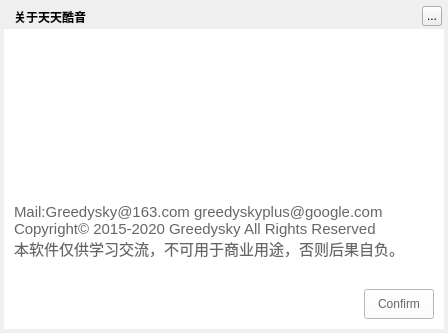
Above: TTKModule/TTKWidget/musicUiKits/musicWidgetKits/musicmessageaboutdialog.ui from Greedysky/TTKMusicPlayer before the change. Below: the same form after it.
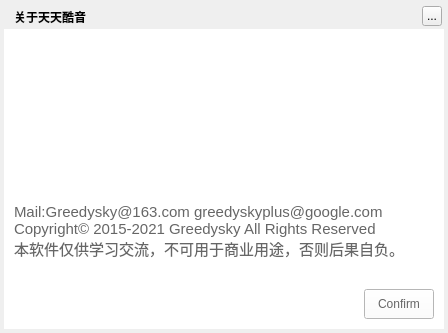
That is the form after the change.

Commit message: refactor: Update copyright and format[479650]

Diff of the .ui file:
```diff
--- a/TTKModule/TTKWidget/musicUiKits/musicWidgetKits/musicmessageaboutdialog.ui
+++ b/TTKModule/TTKWidget/musicUiKits/musicWidgetKits/musicmessageaboutdialog.ui
@@ -104,7 +104,7 @@
     </property>
     <property name="text">
      <string>Mail:Greedysky@163.com greedyskyplus@google.com
-Copyright© 2015-2020 Greedysky All Rights Reserved
+Copyright© 2015-2021 Greedysky All Rights Reserved
 本软件仅供学习交流，不可用于商业用途，否则后果自负。</string>
     </property>
    </widget>
```
The commit also changes 568 other files.
